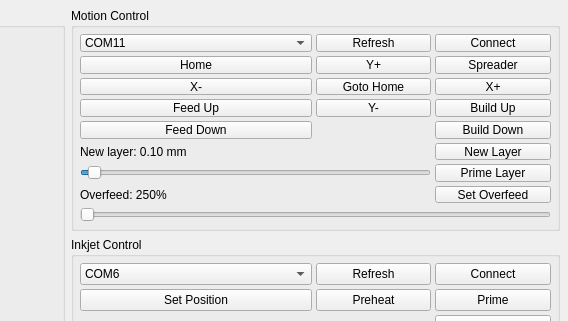
ZoeJ9/Oasis_3DPrinter, file src/Oasis_interface_v2.ui: the form before one commit; both pictures show x 432 to 1000 and y 0 to 321 of the 1000 by 600 pixel window.
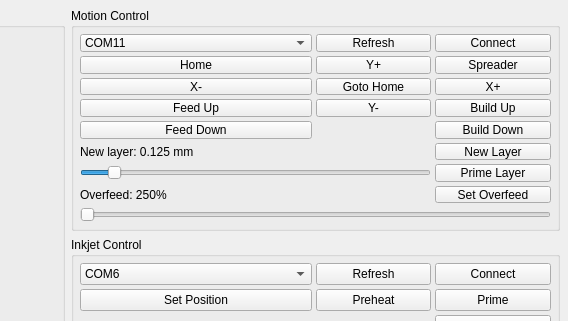
The form after the commit.

Commit message: Halve layer thickness slider step to 0.025mm, default to 0.125mm

```diff
--- a/src/Oasis_interface_v2.ui
+++ b/src/Oasis_interface_v2.ui
@@ -153,7 +153,7 @@
        <!-- Row 5: New layer label + button -->
        <item row="5" column="0" colspan="3">
         <widget class="QLabel" name="motion_layer_value">
-         <property name="text"><string>New layer: 0.10 mm</string></property>
+         <property name="text"><string>New layer: 0.125 mm</string></property>
         </widget>
        </item>
        <item row="5" column="3">
@@ -166,7 +166,7 @@
         <widget class="QSlider" name="motion_layer_thickness">
          <property name="minimum"><number>1</number></property>
          <property name="maximum"><number>50</number></property>
-         <property name="value"><number>2</number></property>
+         <property name="value"><number>5</number></property>
          <property name="orientation"><enum>Qt::Horizontal</enum></property>
         </widget>
        </item>
```
The commit also changes 1 other file.
